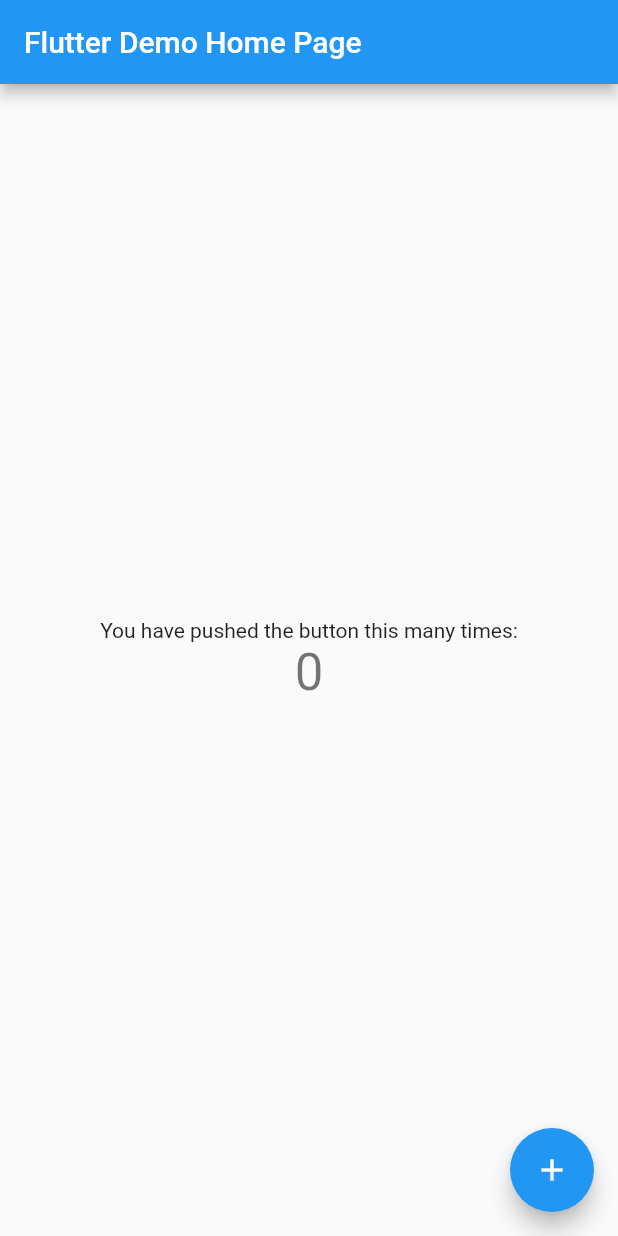
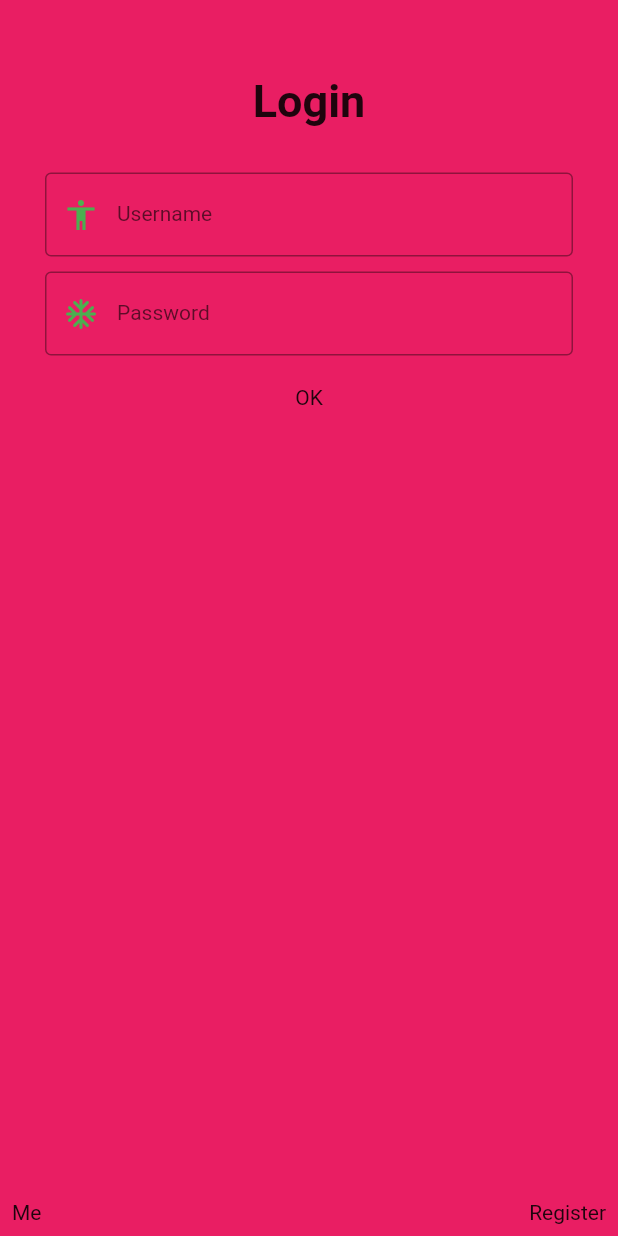
Before and after one commit to phuquy2114/base_project_flutter, a Flutter app: the screen it shows after launch, on a phone screen of 412 x 824 dp. Run offline on Flutter 3.47's test engine with Material 2 defaults, Android fonts, the phone set to English and light mode, and no system bars; our stand-ins replace flutter_spinkit, visibility_detector; missing offline and left inert: dart:ffi.

Commit message:
add file code

```diff
--- a/lib/main.dart
+++ b/lib/main.dart
@@ -1,3 +1,4 @@
+import 'package:base_provider_flutter/pages/auth/login/login_page.dart';
 import 'package:flutter/material.dart';
 
 void main() {
@@ -13,103 +14,9 @@ class MyApp extends StatelessWidget {
     return MaterialApp(
       title: 'Flutter Demo',
       theme: ThemeData(
-        // This is the theme of your application.
-        //
-        // Try running your application with "flutter run". You'll see the
-        // application has a blue toolbar. Then, without quitting the app, try
-        // changing the primarySwatch below to Colors.green and then invoke
-        // "hot reload" (press "r" in the console where you ran "flutter run",
-        // or simply save your changes to "hot reload" in a Flutter IDE).
-        // Notice that the counter didn't reset back to zero; the application
-        // is not restarted.
         primarySwatch: Colors.blue,
       ),
-      home: const MyHomePage(title: 'Flutter Demo Home Page'),
+      home: LoginPage(),
     );
   }
 }
-
-class MyHomePage extends StatefulWidget {
-  const MyHomePage({super.key, required this.title});
-
-  // This widget is the home page of your application. It is stateful, meaning
-  // that it has a State object (defined below) that contains fields that affect
-  // how it looks.
-
-  // This class is the configuration for the state. It holds the values (in this
-  // case the title) provided by the parent (in this case the App widget) and
-  // used by the build method of the State. Fields in a Widget subclass are
-  // always marked "final".
-
-  final String title;
-
-  @override
-  State<MyHomePage> createState() => _MyHomePageState();
-}
-
-class _MyHomePageState extends State<MyHomePage> {
-  int _counter = 0;
-
-  void _incrementCounter() {
-    setState(() {
-      // This call to setState tells the Flutter framework that something has
-      // changed in this State, which causes it to rerun the build method below
-      // so that the display can reflect the updated values. If we changed
-      // _counter without calling setState(), then the build method would not be
-      // called again, and so nothing would appear to happen.
-      _counter++;
-    });
-  }
-
-  @override
-  Widget build(BuildContext context) {
-    // This method is rerun every time setState is called, for instance as done
-    // by the _incrementCounter method above.
-    //
-    // The Flutter framework has been optimized to make rerunning build methods
-    // fast, so that you can just rebuild anything that needs updating rather
-    // than having to individually change instances of widgets.
-    return Scaffold(
-      appBar: AppBar(
-        // Here we take the value from the MyHomePage object that was created by
-        // the App.build method, and use it to set our appbar title.
-        title: Text(widget.title),
-      ),
-      body: Center(
-        // Center is a layout widget. It takes a single child and positions it
-        // in the middle of the parent.
-        child: Column(
-          // Column is also a layout widget. It takes a list of children and
-          // arranges them vertically. By default, it sizes itself to fit its
-          // children horizontally, and tries to be as tall as its parent.
-          //
-          // Invoke "debug painting" (press "p" in the console, choose the
-          // "Toggle Debug Paint" action from the Flutter Inspector in Android
-          // Studio, or the "Toggle Debug Paint" command in Visual Studio Code)
-          // to see the wireframe for each widget.
-          //
-          // Column has various properties to control how it sizes itself and
-          // how it positions its children. Here we use mainAxisAlignment to
-          // center the children vertically; the main axis here is the vertical
-          // axis because Columns are vertical (the cross axis would be
-          // horizontal).
-          mainAxisAlignment: MainAxisAlignment.center,
-          children: <Widget>[
-            const Text(
-              'You have pushed the button this many times:',
-            ),
-            Text(
-              '$_counter',
-              style: Theme.of(context).textTheme.headlineMedium,
-            ),
-          ],
-        ),
-      ),
-      floatingActionButton: FloatingActionButton(
-        onPressed: _incrementCounter,
-        tooltip: 'Increment',
-        child: const Icon(Icons.add),
-      ), // This trailing comma makes auto-formatting nicer for build methods.
-    );
-  }
-}
--- /dev/null
+++ b/lib/pages/auth/login/login_page.dart
@@ -0,0 +1,125 @@
+import 'package:base_provider_flutter/base/base_page.dart';
+import 'package:base_provider_flutter/pages/auth/login/login_viewmodel.dart';
+import 'package:flutter/material.dart';
+
+class LoginPage extends StatelessWidget with MixinBasePage<LoginVM> {
+  LoginPage({Key? key}) : super(key: key);
+
+  @override
+  Widget build(BuildContext context) {
+    return builder(() => Scaffold(
+          resizeToAvoidBottomInset: true,
+          body: Container(
+            color: Colors.pink,
+            child: Stack(
+              children: [
+                Align(
+                  alignment: Alignment.topCenter,
+                  child: Padding(
+                    padding: const EdgeInsets.only(left: 30, right: 30),
+                    child: Column(
+                      mainAxisSize: MainAxisSize.min,
+                      children: [
+                        const SizedBox(
+                          height: 50,
+                        ),
+                        Text(provider.label,
+                            style: const TextStyle(
+                                fontSize: 30, fontWeight: FontWeight.bold)),
+                        const SizedBox(
+                          height: 30,
+                        ),
+                        Theme(
+                          data: ThemeData(
+                            primaryColor: Colors.redAccent,
+                            primaryColorDark: Colors.red,
+                          ),
+                          child: const TextField(
+                            style: TextStyle(fontSize: 14),
+                            decoration: InputDecoration(
+                                border: OutlineInputBorder(
+                                    borderSide: BorderSide(color: Colors.teal)),
+                                hintText: 'Please input username',
+                                labelText: 'Username',
+                                prefixIcon: Icon(
+                                  Icons.accessibility,
+                                  color: Colors.green,
+                                ),
+                                prefixText: ' ',
+                                suffixText: 'TEXT',
+                                suffixStyle: TextStyle(color: Colors.green)),
+                          ),
+                        ),
+                        const SizedBox(
+                          height: 10,
+                        ),
+                        Theme(
+                          data: ThemeData(
+                            primaryColor: Colors.redAccent,
+                            primaryColorDark: Colors.red,
+                          ),
+                          child: const TextField(
+                            style: TextStyle(fontSize: 14),
+                            obscureText: true,
+                            decoration: InputDecoration(
+                                border: OutlineInputBorder(
+                                    borderSide: BorderSide(color: Colors.teal)),
+                                hintText: 'Please a pass',
+                                labelText: 'Password',
+                                prefixIcon: Icon(
+                                  Icons.ac_unit_rounded,
+                                  color: Colors.green,
+                                ),
+                                prefixText: ' ',
+                                suffixText: 'PASS',
+                                suffixStyle: TextStyle(color: Colors.green)),
+                          ),
+                        ),
+                        const SizedBox(
+                          height: 10,
+                        ),
+                        InkResponse(
+                          onTap: () {
+                            provider.login(() {
+                              const snackBar = SnackBar(
+                                content: Text('Yay! The Successfull API !'),
+                              );
+                              ScaffoldMessenger.of(context)
+                                  .showSnackBar(snackBar);
+                            });
+                          },
+                          child: Container(
+                            padding: const EdgeInsets.all(10),
+                            child: Text("OK"),
+                          ),
+                        )
+                      ],
+                    ),
+                  ),
+                ),
+                const Positioned(
+                    right: 0,
+                    bottom: 0,
+                    child: Padding(
+                      padding: EdgeInsets.all(8.0),
+                      child: Text("Register"),
+                    )),
+                const Positioned(
+                    left: 0,
+                    bottom: 0,
+                    child: Padding(
+                      padding: EdgeInsets.all(8.0),
+                      child: Text("Me"),
+                    ))
+              ],
+            ),
+          ),
+        ));
+  }
+
+  @override
+  LoginVM create() => LoginVM();
+
+  @override
+  void initialise(BuildContext context) {}
+}
--- /dev/null
+++ b/lib/pages/auth/login/login_viewmodel.dart
@@ -0,0 +1,19 @@
+import 'dart:ffi';
+
+import 'package:base_provider_flutter/base/base_viewmodel.dart';
+import 'package:flutter/material.dart';
+
+class LoginVM extends BaseViewModel {
+  String label = "Login";
+  @override
+  void onInit() {}
+
+  Future login(VoidCallback success) async {
+    // todo request API the server
+    showLoading();
+    await Future.delayed(const Duration(seconds: 10));
+    success.call();
+    hideLoading();
+  }
+
+}
--- /dev/null
+++ b/lib/pages/auth/register/register_page.dart
@@ -0,0 +1,20 @@
+import 'package:base_provider_flutter/base/base_page.dart';
+import 'package:base_provider_flutter/pages/auth/register/register_viewmodel.dart';
+import 'package:flutter/material.dart';
+
+class RegisterPage extends StatelessWidget with MixinBasePage<RegisterVM> {
+   RegisterPage({Key? key}) : super(key: key);
+
+  @override
+  Widget build(BuildContext context) {
+    return builder(() => const Scaffold());
+  }
+
+  @override
+  RegisterVM create() {
+    return RegisterVM();
+  }
+
+  @override
+  void initialise(BuildContext context) {}
+}
--- /dev/null
+++ b/lib/pages/auth/register/register_viewmodel.dart
@@ -0,0 +1,9 @@
+
+import 'package:base_provider_flutter/base/base_viewmodel.dart';
+
+class RegisterVM extends BaseViewModel {
+  @override
+  void onInit() {
+  }
+
+}
--- /dev/null
+++ b/lib/pages/init/introd/introd_page.dart
@@ -0,0 +1,11 @@
+
+import 'package:flutter/material.dart';
+
+class IntrodPage extends StatelessWidget {
+  const IntrodPage({Key? key}) : super(key: key);
+
+  @override
+  Widget build(BuildContext context) {
+    return Container();
+  }
+}
--- /dev/null
+++ b/lib/pages/init/splash/splash_page.dart
@@ -0,0 +1,10 @@
+import 'package:flutter/material.dart';
+
+class SplashPage extends StatelessWidget {
+  const SplashPage({Key? key}) : super(key: key);
+
+  @override
+  Widget build(BuildContext context) {
+    return Container();
+  }
+}
```
